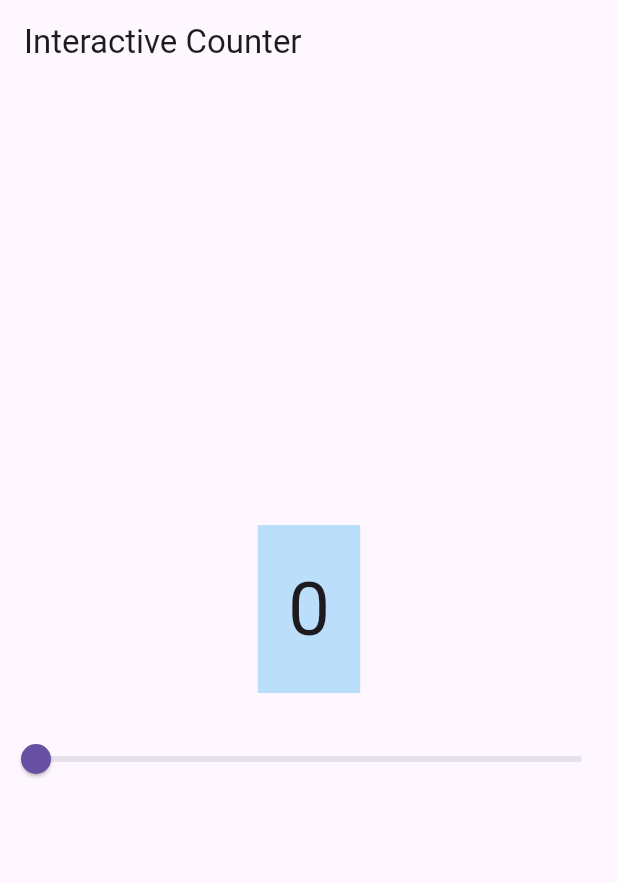
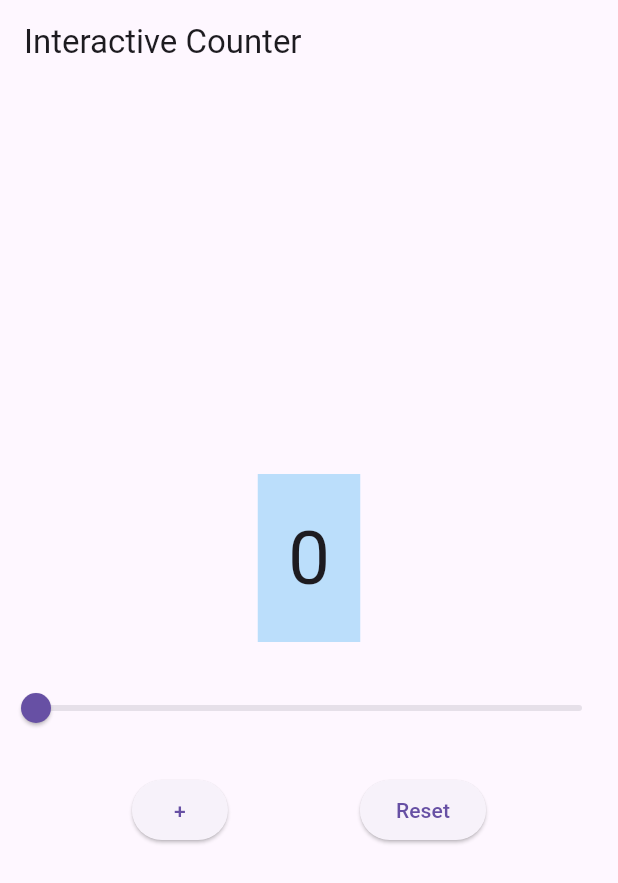
Before and after one commit to Akalexsis/flutter_stateful_lab, a Flutter app: the screen it shows after launch, on a phone screen of 412 x 824 dp. Shown: the top 883 px of the screen. Run offline on Flutter 3.47's test engine with Material 3 defaults, Android fonts, the phone set to English and light mode, and no system bars.

Commit message:
Update: increment and reset button implemented

```diff
--- a/lib/main.dart
+++ b/lib/main.dart
@@ -22,6 +22,14 @@ class CounterWidget extends StatefulWidget {
 
 class _CounterWidgetState extends State<CounterWidget> {
   int _counter = 0; // This is our STATE
+
+  // void increment() {
+  //   setState(() => _counter++);
+  // }
+
+  void reset() {
+    setState(() => _counter = 0);
+  }
 
   @override
   Widget build(BuildContext context) {
@@ -51,6 +59,18 @@ class _CounterWidgetState extends State<CounterWidget> {
               });
             },
           ),
+          SizedBox(height: 20),
+          Row(
+            mainAxisAlignment: MainAxisAlignment.spaceEvenly,
+            children: [
+              ElevatedButton(onPressed: () {
+                setState(() {
+                  _counter++;
+                });
+              }, child: Text("+")),
+              ElevatedButton(onPressed: reset, child: Text("Reset")),
+            ],
+            ),
         ],
       ),
     );
```
